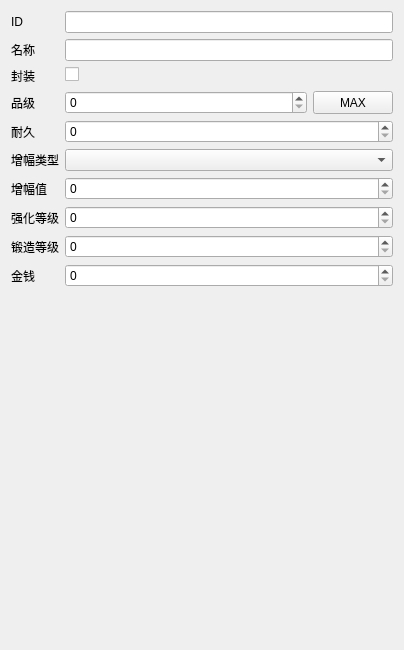
evrins/dnf-gm-tool, file ui/components/mail/equipment_form.ui: the form before one commit.
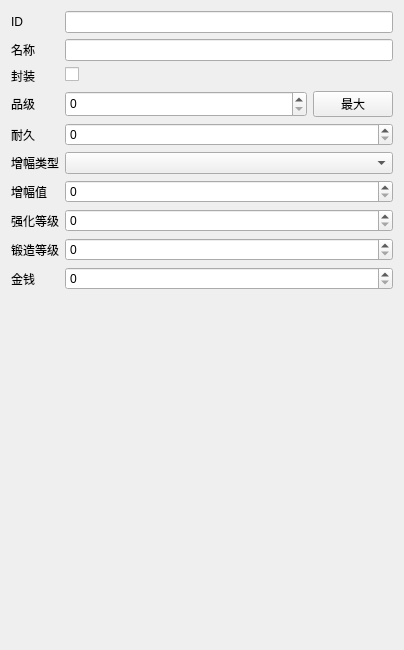
The form after the commit.

What changed in the file:
```diff
--- a/ui/components/mail/equipment_form.ui
+++ b/ui/components/mail/equipment_form.ui
@@ -108,7 +108,7 @@
          </sizepolicy>
         </property>
         <property name="text">
-         <string>MAX</string>
+         <string>最大</string>
         </property>
        </widget>
       </item>
```
